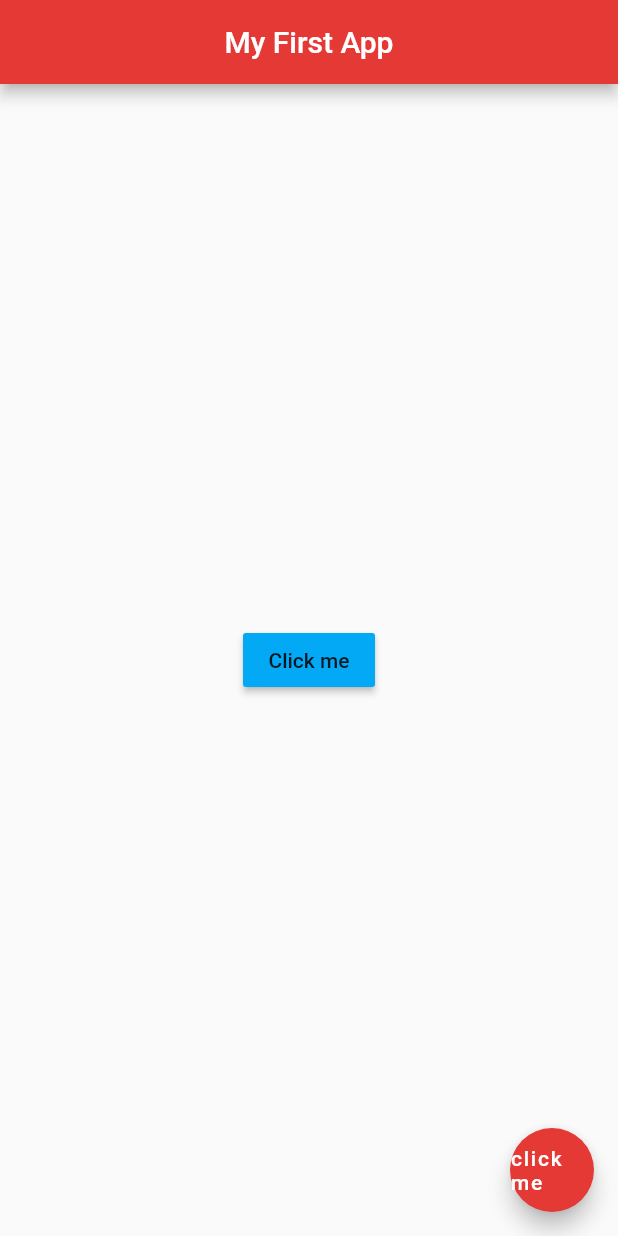
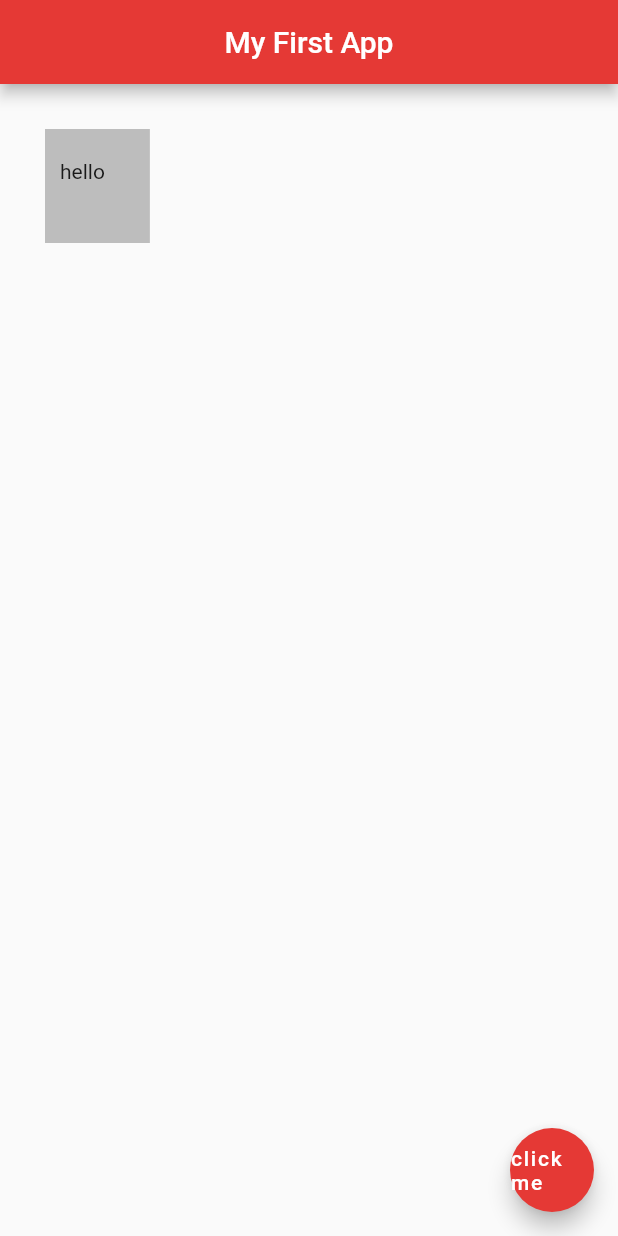
Before and after one commit to bhatiakomal/Flutter, a Flutter app: the screen it shows after launch, on a phone screen of 412 x 824 dp. Run offline on Flutter 3.47's test engine with Material 2 defaults, Android fonts, the phone set to English and light mode, and no system bars.

Commit message:
Container and Padding

```diff
--- a/demo/lib/main.dart
+++ b/demo/lib/main.dart
@@ -14,15 +14,13 @@ class Home extends StatelessWidget {
       centerTitle: true ,
       backgroundColor: Colors.red[600],
     ),
-    body: Center(
-        child:RaisedButton(
-          onPressed: (){
-            print('you click me');
-          },
-          child: Text('Click me'),
-          color: Colors.lightBlue,
-        ),
-        ),
+    body: Container(
+      padding: EdgeInsets.fromLTRB(10.0, 20.0, 30.0, 40.0),
+      margin: EdgeInsets.all(30),
+      color: Colors.grey[400],
+      child:Text('hello'),
+    ),
+
    floatingActionButton: FloatingActionButton(
      onPressed: () {},
      backgroundColor: Colors.red[600],
```
